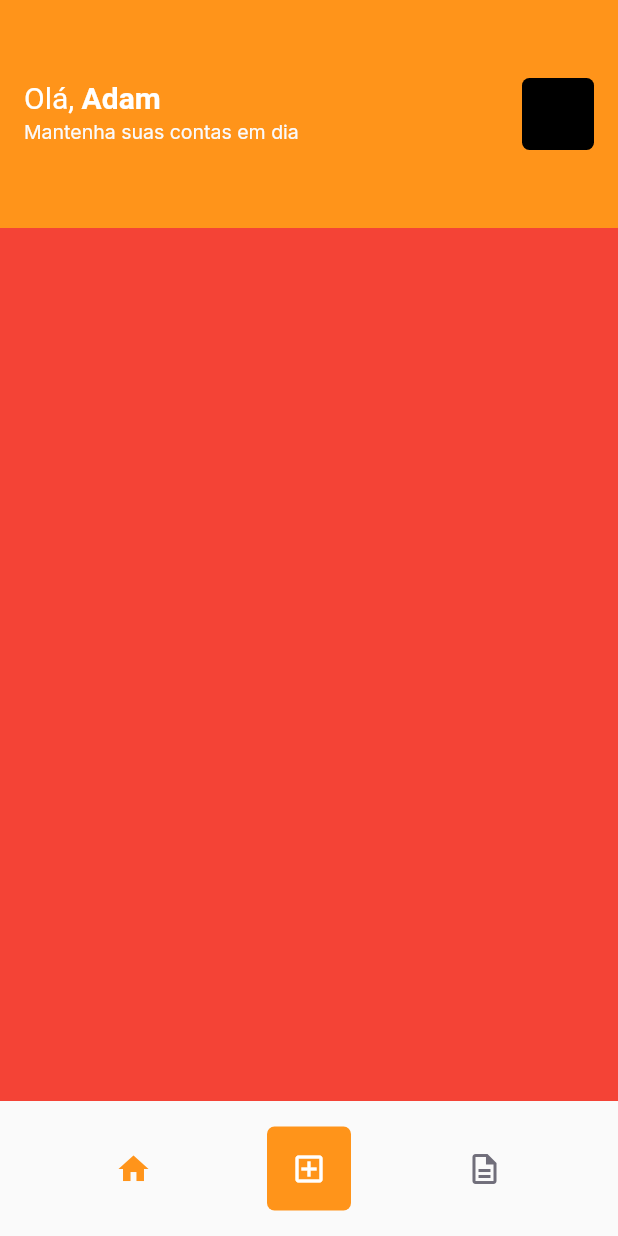
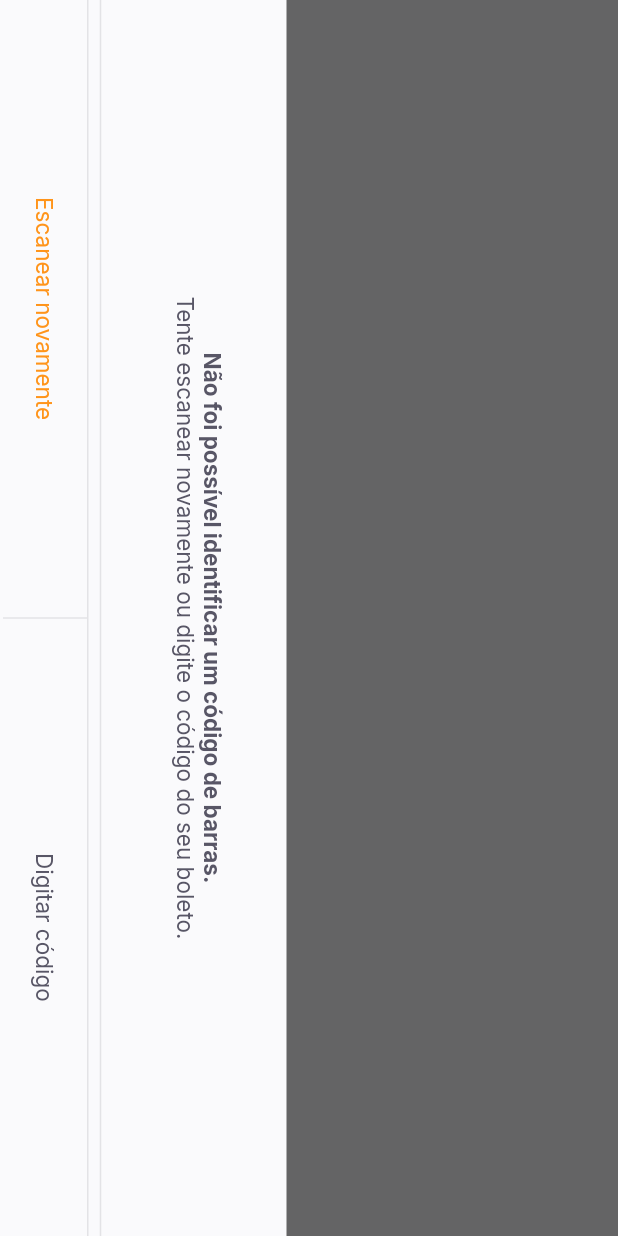
Before and after one commit to arslabadack/payflow, a Flutter app: the HomePage screen opened by its route, after a tap on the "add box" icon, on a phone screen of 412 x 824 dp. Run offline on Flutter 3.47's test engine with Material 2 defaults, Android fonts, the phone set to English and light mode, and no system bars; our stand-ins replace firebase_core, google_fonts, google_sign_in, shared_preferences; accounts and stored records are empty.

Commit message:
Landing (until layouts)

```diff
--- /dev/null
+++ b/lib/modules/barcode_scanner/barcode_scanner_page.dart
@@ -0,0 +1,69 @@
+import 'package:flutter/material.dart';
+import 'package:payflow/shared/themes/app_colors.dart';
+import 'package:payflow/shared/themes/app_text_styles.dart';
+import 'package:payflow/shared/widgets/bottom_sheet/bottom_sheet_widget.dart';
+import 'package:payflow/shared/widgets/set_label_buttons/set_label_buttons.dart';
+
+class BarcodeScannerPage extends StatefulWidget {
+  BarcodeScannerPage({Key? key}) : super(key: key);
+
+  @override
+  _BarcodeScannerPageState createState() => _BarcodeScannerPageState();
+}
+
+class _BarcodeScannerPageState extends State<BarcodeScannerPage> {
+  @override
+  Widget build(BuildContext context) {
+    return BottomSheetWidget(
+      title: "Não foi possível identificar um código de barras.",
+      subTitle: "Tente escanear novamente ou digite o código do seu boleto.",
+      primaryLabel: "Escanear novamente",
+      primaryOnPressed: () {},
+      secondaryLabel: "Digitar código",
+      secondaryOnPressed: () {},
+    );
+    return SafeArea(
+      top: true,
+      bottom: true,
+      left: true,
+      right: true,
+      child: RotatedBox(
+        quarterTurns: 1,
+        child: Scaffold(
+            appBar: AppBar(
+              backgroundColor: Colors.black,
+              title: Text(
+                "Escaneie o código de barras do boleto",
+                style: TextStyles.buttonBackground,
+              ),
+              centerTitle: true,
+              leading: BackButton(
+                color: AppColors.background,
+              ),
+            ),
+            body: Column(
+              children: [
+                Expanded(
+                    child: Container(
+                  color: Colors.black.withOpacity(0.6),
+                )),
+                Expanded(
+                    flex: 2,
+                    child: Container(
+                      color: Colors.transparent,
+                    )),
+                Expanded(
+                    child: Container(
+                  color: Colors.black.withOpacity(0.6),
+                ))
+              ],
+            ),
+            bottomNavigationBar: SetLabelButtons(
+                primaryLabel: "Inserir código do boleto",
+                primaryOnPressed: () {},
+                secondaryLabel: "Adicionar da galeria",
+                secondaryOnPressed: () {})),
+      ),
+    );
+  }
+}
--- a/lib/modules/home/home_page.dart
+++ b/lib/modules/home/home_page.dart
@@ -71,7 +71,7 @@ class _HomePageState extends State<HomePage> {
                 )),
             GestureDetector(
               onTap: () {
-                print("clicou");
+                Navigator.pushNamed(context, "/barcode_scanner");
               },
               child: Container(
                 width: 56,
--- a/lib/shared/app_widget.dart
+++ b/lib/shared/app_widget.dart
@@ -1,5 +1,6 @@
 import 'package:flutter/material.dart';
 import 'package:flutter/services.dart';
+import 'package:payflow/modules/barcode_scanner/barcode_scanner_page.dart';
 import 'package:payflow/modules/home/home_page.dart';
 import 'package:payflow/modules/login/login_page.dart';
 import 'package:payflow/modules/splash/splash_page.dart';
@@ -11,12 +12,14 @@ class AppWidget extends StatelessWidget {
   Widget build(BuildContext context) {
     return MaterialApp(
       title: 'Pay Flow',
-      theme: ThemeData(primaryColor: AppColors.primary),
+      theme: ThemeData(
+          primarySwatch: Colors.orange, primaryColor: AppColors.primary),
       initialRoute: "/splash",
       routes: {
         "/splash": (context) => SplashPage(),
         "/home": (context) => HomePage(),
-        "/login": (context) => LoginPage()
+        "/login": (context) => LoginPage(),
+        "/barcode_scanner": (context) => BarcodeScannerPage()
       },
     );
   }
--- /dev/null
+++ b/lib/shared/widgets/bottom_sheet/bottom_sheet_widget.dart
@@ -0,0 +1,82 @@
+import 'package:flutter/material.dart';
+import 'package:payflow/shared/themes/app_colors.dart';
+import 'package:payflow/shared/themes/app_text_styles.dart';
+import 'package:payflow/shared/widgets/set_label_buttons/set_label_buttons.dart';
+
+class BottomSheetWidget extends StatelessWidget {
+  final String primaryLabel;
+  final VoidCallback primaryOnPressed;
+  final String secondaryLabel;
+  final VoidCallback secondaryOnPressed;
+  final String title;
+  final String subTitle;
+
+  const BottomSheetWidget(
+      {Key? key,
+      required this.primaryLabel,
+      required this.primaryOnPressed,
+      required this.secondaryLabel,
+      required this.secondaryOnPressed,
+      required this.title,
+      required this.subTitle})
+      : super(key: key);
+
+  @override
+  Widget build(BuildContext context) {
+    return SafeArea(
+      child: RotatedBox(
+        quarterTurns: 1,
+        child: Material(
+          child: Container(
+            color: AppColors.shape,
+            child: Column(
+              children: [
+                Expanded(
+                    child: Container(
+                  color: Colors.black.withOpacity(0.6),
+                )),
+                Column(
+                  children: [
+                    Padding(
+                      padding: const EdgeInsets.all(40),
+                      child: Text.rich(
+                        TextSpan(
+                            text: title,
+                            style: TextStyles.buttonBoldHeading,
+                            children: [
+                              TextSpan(
+                                text: "\n$subTitle",
+                                style: TextStyles.buttonHeading,
+                              )
+                            ]),
+                        textAlign: TextAlign.center,
+                      ),
+                    ),
+                    Divider(
+                      thickness: 1,
+                      color: AppColors.stroke,
+                      endIndent: 0,
+                    ),
+                    Container(
+                      height: 1,
+                      color: AppColors.stroke,
+                    ),
+                    SetLabelButtons(
+                        enablePrimaryColor: true,
+                        primaryLabel: primaryLabel,
+                        primaryOnPressed: primaryOnPressed,
+                        secondaryLabel: secondaryLabel,
+                        secondaryOnPressed: secondaryOnPressed),
+                    SizedBox(
+                      height: 2,
+                    )
+                  ],
+                ),
+              ],
+            ),
+          ),
+        ),
+      ),
+    );
+  }
+}
--- /dev/null
+++ b/lib/shared/widgets/divider_vertical/divider_vertical_widget.dart
@@ -0,0 +1,15 @@
+import 'package:flutter/material.dart';
+import 'package:payflow/shared/themes/app_colors.dart';
+
+class DividerVerticalWidget extends StatelessWidget {
+  const DividerVerticalWidget({Key? key}) : super(key: key);
+
+  @override
+  Widget build(BuildContext context) {
+    return Container(
+      width: 1,
+      height: double.maxFinite,
+      color: AppColors.stroke,
+    );
+  }
+}
--- /dev/null
+++ b/lib/shared/widgets/label_button/label_button.dart
@@ -0,0 +1,25 @@
+import 'package:flutter/material.dart';
+import 'package:payflow/shared/themes/app_text_styles.dart';
+
+class LabelButton extends StatelessWidget {
+  final String label;
+  final VoidCallback onPressed;
+  final TextStyle? style;
+  const LabelButton(
+      {Key? key, required this.label, required this.onPressed, this.style})
+      : super(key: key);
+
+  @override
+  Widget build(BuildContext context) {
+    return Container(
+      height: 56,
+      child: TextButton(
+        onPressed: onPressed,
+        child: Text(
+          label,
+          style: style ?? TextStyles.buttonHeading,
+        ),
+      ),
+    );
+  }
+}
--- /dev/null
+++ b/lib/shared/widgets/set_label_buttons/set_label_buttons.dart
@@ -0,0 +1,44 @@
+import 'package:flutter/material.dart';
+import 'package:payflow/shared/themes/app_text_styles.dart';
+import 'package:payflow/shared/widgets/divider_vertical/divider_vertical_widget.dart';
+import 'package:payflow/shared/widgets/label_button/label_button.dart';
+
+class SetLabelButtons extends StatelessWidget {
+  final String primaryLabel;
+  final VoidCallback primaryOnPressed;
+  final String secondaryLabel;
+  final VoidCallback secondaryOnPressed;
+  final bool enablePrimaryColor;
+
+  const SetLabelButtons({
+    Key? key,
+    required this.primaryLabel,
+    required this.primaryOnPressed,
+    required this.secondaryLabel,
+    required this.secondaryOnPressed,
+    this.enablePrimaryColor = false,
+  }) : super(key: key);
+
+  @override
+  Widget build(BuildContext context) {
+    return Container(
+      height: 56,
+      child: Row(
+        children: [
+          Expanded(
+              child: LabelButton(
+            label: primaryLabel,
+            onPressed: primaryOnPressed,
+            style: enablePrimaryColor ? TextStyles.buttonPrimary : null,
+          )),
+          DividerVerticalWidget(),
+          Expanded(
+              child: LabelButton(
+            label: secondaryLabel,
+            onPressed: secondaryOnPressed,
+          ))
+        ],
+      ),
+    );
+  }
+}
--- a/pubspec.yaml
+++ b/pubspec.yaml
@@ -33,6 +33,10 @@ dependencies:
   google_sign_in: ^5.0.4
   google_sign_in_web: ^0.10.0
   shared_preferences: ^2.0.6
+  google_ml_kit: ^0.6.0
+  camera: ^0.8.1+3
+  image_picker: ^0.8.0+4
+  image_picker_web: ^2.0.3
 
 dev_dependencies:
   flutter_test:
```
Also changed, not shown: pubspec.lock.
